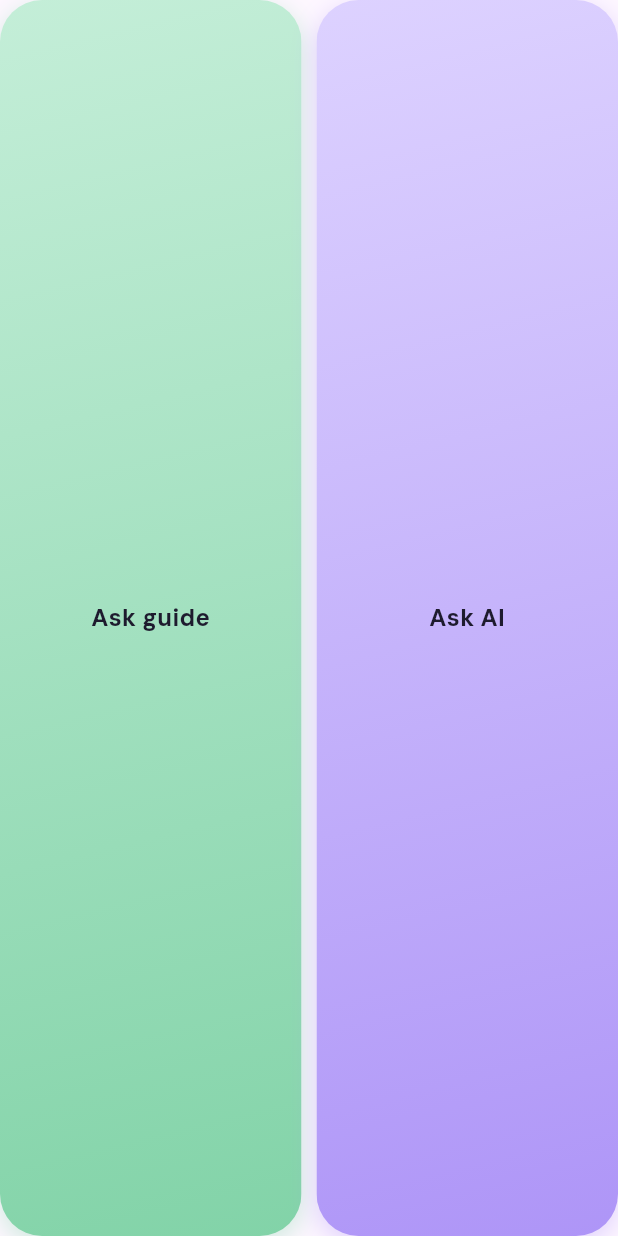
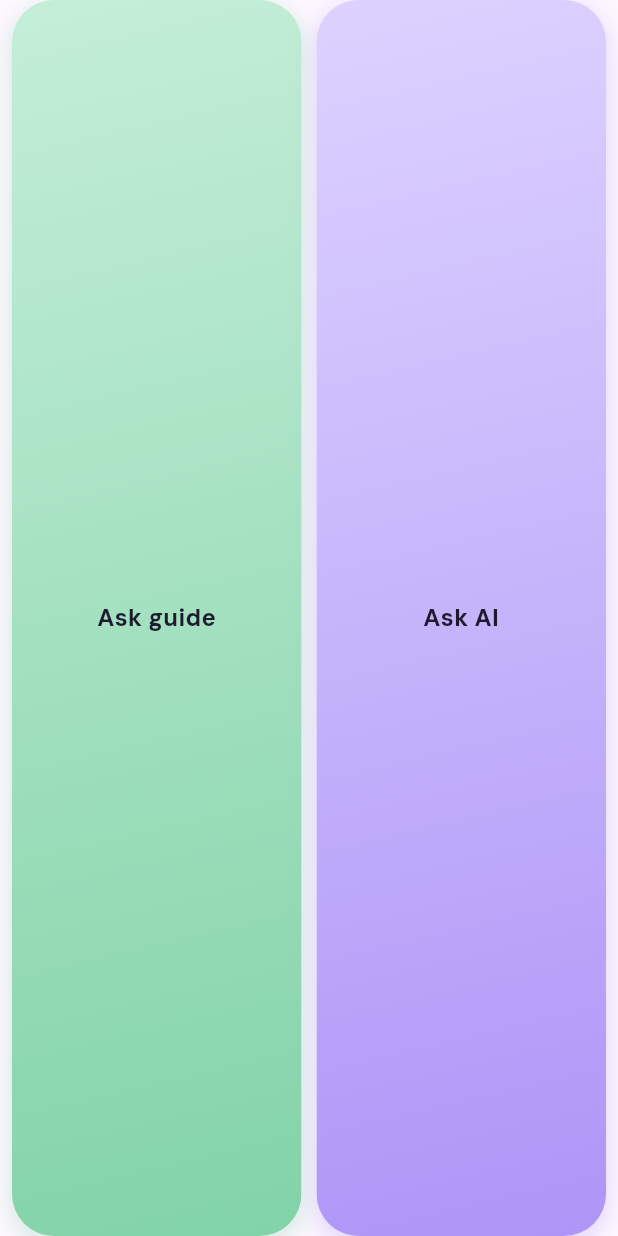
Before and after one commit to KaushalPawar14/Sadhana-App-for-Users, a Flutter app: the _AskButtons widget shown alone on an empty page, opened directly with empty values, on a phone screen of 412 x 824 dp. Run offline on Flutter 3.47's test engine with Material 3 defaults, Android fonts, the phone set to English and light mode, and no system bars; our stand-ins replace cloud_firestore, cloud_functions, confetti, firebase_auth, firebase_core, firebase_messaging and 11 more; accounts and stored records are empty.

Commit message:
Doubt dialog: Ask guide / Ask AI 34 dp tall and a little narrower
Co-Authored-By: Claude Sonnet 5.5 <noreply@anthropic.com>

```diff
--- a/lib/widgets/DoubtDialogs.dart
+++ b/lib/widgets/DoubtDialogs.dart
@@ -209,14 +209,17 @@ class _AskButtons extends StatelessWidget {
   static const String aiLabel = 'Ask AI';
   static const double gap = 10;
 
-  /// The two buttons are 30 dp tall (a compact pair); they grow only when the text size makes the label taller.
-  static const double height = 30;
-  static const double verticalPadding = 3.5;
+  /// The two buttons are 34 dp tall (a compact pair); they grow only when the text size makes the label taller.
+  static const double height = 34;
+  static const double verticalPadding = 5.5;
+
+  /// The pair is a little narrower than the dialog's content: this much is left empty on each side of the row.
+  static const double sideInset = 8;
 
   /// The dialog's content width (screen - the dialog's 20 dp insets - its 20 dp padding), then half of it, minus the
   /// button's own padding: that is what one label may take. (The width comes from the screen, not from the layout pass.)
   static bool fitsSideBySide(BuildContext context) {
-    final inner = MediaQuery.sizeOf(context).width - 2 * 20 - 2 * 20;
+    final inner = MediaQuery.sizeOf(context).width - 2 * 20 - 2 * 20 - 2 * sideInset;
     final room = (inner - gap) / 2 - 2 * GradientActionButton.horizontalPadding;
     final style = context.folkText.button;
     final scaler = MediaQuery.textScalerOf(context);
@@ -233,16 +236,22 @@ class _AskButtons extends StatelessWidget {
     final guide = GradientActionButton(key: const ValueKey('doubt-ask-guide'), label: guideLabel, gradient: FolkGradients.green, minHeight: height, verticalPadding: verticalPadding, onPressed: onAskGuide);
     final ai = GradientActionButton(key: const ValueKey('doubt-ask-ai'), label: aiLabel, gradient: FolkGradients.violet, minHeight: height, verticalPadding: verticalPadding, onPressed: onAskAi);
     if (fitsSideBySide(context)) {
-      return Row(
+      return Padding(
+        padding: const EdgeInsets.symmetric(horizontal: sideInset),
+        child: Row(
           key: const ValueKey('doubt-ask-row'),
           // (both labels fit on one line here, so the two buttons are the same height; no `stretch` inside a scroll view)
           children: [Expanded(child: guide), const SizedBox(width: gap), Expanded(child: ai)],
+        ),
       );
     }
-    return Column(
+    return Padding(
+      padding: const EdgeInsets.symmetric(horizontal: sideInset),
+      child: Column(
         key: const ValueKey('doubt-ask-stack'),
         crossAxisAlignment: CrossAxisAlignment.stretch,
         children: [guide, const SizedBox(height: gap), ai],
+      ),
     );
   }
 }
--- a/lib/widgets/GradientActionButton.dart
+++ b/lib/widgets/GradientActionButton.dart
@@ -27,7 +27,7 @@ class GradientActionButton extends StatelessWidget {
   final double verticalPadding;
 
   /// The horizontal padding inside the button (the label has the rest of the width).
-  static const double horizontalPadding = 16;
+  static const double horizontalPadding = 12;
 
   @override
   Widget build(BuildContext context) {
```
Also changed, not shown: 2 other files. Lines whose indentation alone changed are shown as unchanged.
